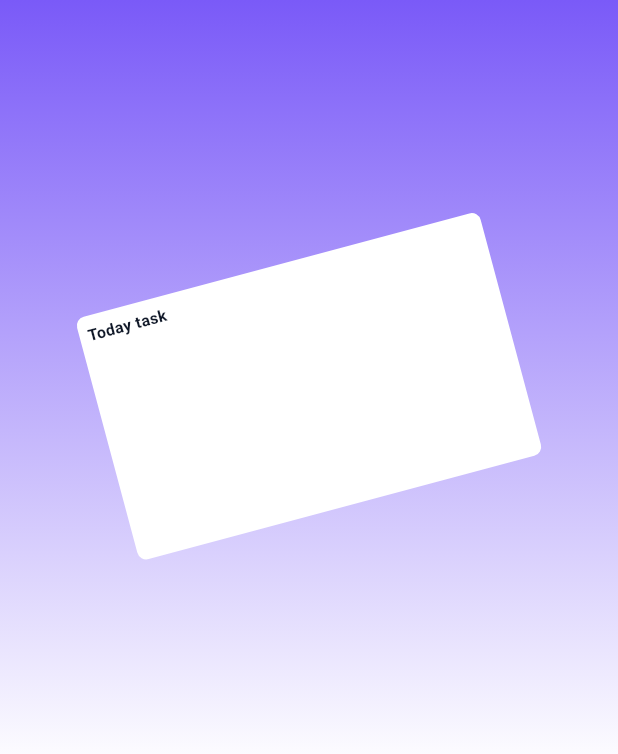
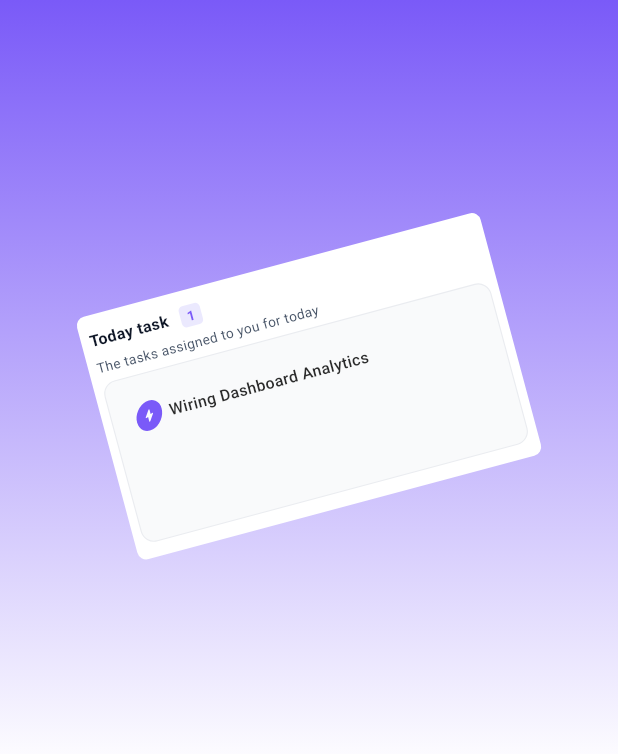
Before and after one commit to rkhang7/hrm, a Flutter app: the screen it shows after launch, on a phone screen of 412 x 824 dp. Shown: the top 754 px of the screen. Run offline on Flutter 3.47's test engine with Material 3 defaults, Android fonts, the phone set to English and light mode, and no system bars; drawn by our look-alikes of skeletonizer; our stand-ins replace flutter_screenutil, flutter_svg, gap, get, google_fonts, hexcolor; Roboto replaces fonts that are missing (NotoSerifKR).

Commit message:
add base svg icon

```diff
--- a/assets/langs/en.json
+++ b/assets/langs/en.json
@@ -1,5 +1,7 @@
 {
     "title": "Hello, World!",
     "message": "Welcome to our Flutter app.",
-    "today_task": "Today task"
+    "today_task": "Today task",
+    "the_tasks_assigned_to_you_for_today": "The tasks assigned to you for today",
+    "wiring_dashboard_analytics": "Wiring Dashboard Analytics"
 }
--- /dev/null
+++ b/lib/commom/widgets/base_svg_icon.dart
@@ -0,0 +1,35 @@
+import 'package:flutter/material.dart';
+import 'package:flutter_svg/svg.dart';
+
+import 'package:skeletonizer/skeletonizer.dart';
+
+import '../../core/theme/pallete.dart';
+
+class BaseSvgIcon extends StatelessWidget {
+  final String assetName;
+  final double? size;
+  final bool? nativeColor;
+  final Color? color;
+  const BaseSvgIcon({
+    super.key,
+    required this.assetName,
+    this.size,
+    this.color,
+    this.nativeColor,
+  });
+
+  @override
+  Widget build(BuildContext context) {
+    return Skeleton.shade(
+      child: SvgPicture.asset(
+        assetName,
+        height: size,
+        width: size,
+        colorFilter: ColorFilter.mode(
+          color ?? Pallete.blackColor,
+          nativeColor == true ? BlendMode.dst : BlendMode.srcIn,
+        ),
+      ),
+    );
+  }
+}
--- a/lib/core/theme/pallete.dart
+++ b/lib/core/theme/pallete.dart
@@ -2,8 +2,12 @@ import 'package:flutter/material.dart';
 import 'package:hexcolor/hexcolor.dart';
 
 class Pallete {
+  static Color purple100Color = HexColor("#EBE9FE");
   static Color purple500Color = HexColor("#7A5AF8");
+  static Color gray100Color = HexColor("#F9FAFB");
+  static Color gray200Color = HexColor("#EAECF0");
   static Color whiteColor = HexColor("#FFFFFF");
   static Color blackColor = HexColor("#000000");
   static Color primaryTextColor = HexColor("#101828");
+  static Color secondTextColor = HexColor("#475467");
 }
--- a/lib/features/authentication/views/pages/sign_up_page.dart
+++ b/lib/features/authentication/views/pages/sign_up_page.dart
@@ -1,11 +1,15 @@
 import 'package:flutter/material.dart';
 import 'package:flutter_screenutil/flutter_screenutil.dart';
+import 'package:gap/gap.dart';
 import 'package:get/get.dart';
 import 'package:get/get_state_manager/src/simple/get_view.dart';
+import 'package:hexcolor/hexcolor.dart';
 import 'package:hrm/commom/pages/base_page.dart';
+import 'package:hrm/commom/widgets/base_svg_icon.dart';
 import 'package:hrm/commom/widgets/base_text.dart';
 import 'package:hrm/core/theme/pallete.dart';
 import 'package:hrm/features/authentication/controllers/sign_up_controller.dart';
+import 'package:hrm/utils/constants/assets_constants.dart';
 import 'package:hrm/utils/constants/spacing_constants.dart';
 
 class SignUpPage extends GetView<SignUpController> {
@@ -44,12 +48,80 @@ class SignUpPage extends GetView<SignUpController> {
                     ),
                     child: Column(
                       crossAxisAlignment: CrossAxisAlignment.start,
+                      mainAxisAlignment: MainAxisAlignment.spaceEvenly,
                       children: [
+                        Row(
+                          spacing: 8.w,
+                          children: [
+                            BaseText(
+                              text: "today_task".tr,
+                              fontWeight: FontWeight.w600,
+                              color: Pallete.primaryTextColor,
+                              fontSize: 11.sp,
+                            ),
+                            Container(
+                              height: 15.sp,
+                              width: 15.sp,
+                              decoration: BoxDecoration(
+                                color: Pallete.purple100Color,
+                                borderRadius: BorderRadius.circular(
+                                  3.15.sp,
+                                ),
+                              ),
+                              child: Center(
+                                child: BaseText(
+                                  text: "1",
+                                  fontWeight: FontWeight.w600,
+                                  color: Pallete.purple500Color,
+                                  fontSize: 9.44.sp,
+                                ),
+                              ),
+                            )
+                          ],
+                        ),
                         BaseText(
-                          text: "today_task".tr,
-                          fontWeight: FontWeight.w600,
-                          color: Pallete.primaryTextColor,
-                          fontSize: 11.sp,
+                          text: 'the_tasks_assigned_to_you_for_today'.tr,
+                          fontSize: 9.44.sp,
+                          color: Pallete.secondTextColor,
+                        ),
+                        Container(
+                          height: 114.8.sp,
+                          padding: EdgeInsets.all(
+                            SpacingConstants.defaultSize,
+                          ),
+                          width: double.infinity,
+                          decoration: BoxDecoration(
+                            color: Pallete.gray100Color,
+                            borderRadius: BorderRadius.circular(
+                              9.44.sp,
+                            ),
+                            border: Border.all(
+                              width: 0.79.sp,
+                              color: Pallete.gray200Color,
+                            ),
+                          ),
+                          child: Column(
+                            children: [
+                              Row(
+                                children: [
+                                  BaseSvgIcon(
+                                    assetName: AssetsConstants.activityIcon,
+                                    color: Pallete.blackColor,
+                                    nativeColor: true,
+                                  ),
+                                  Gap(4.w),
+                                  BaseText(
+                                    text: 'wiring_dashboard_analytics'.tr,
+                                    color: HexColor(
+                                      "#2B2B2B",
+                                    ),
+                                    fontWeight: FontWeight.w500,
+                                    fontSize: 11.sp,
+                                  )
+                                ],
+                              )
+                            ],
+                          ),
                         )
                       ],
                     ),
--- /dev/null
+++ b/lib/utils/constants/assets_constants.dart
@@ -0,0 +1,26 @@
+class AssetsConstants {
+  // static const String _logosPath = 'assets/logos';
+
+  static const String _iconsPath = 'assets/icons';
+  static const String activityIcon = '$_iconsPath/activity.svg';
+
+  ///
+
+  static const String _imagesPath = 'assets/images';
+  static const String skinTypeSelfDiagnosisBannerImage =
+      '$_imagesPath/skin_type_self_diagnosis_banner.png';
+  static const String pharmestheticGoldImage =
+      '$_imagesPath/pharmesthetic_gold.svg';
+  static const String pharmestheticSplashImage =
+      '$_imagesPath/pharmesthetic_splash.png';
+
+  static const String _introPath = 'assets/images/intro';
+  static const String intro01 = '$_introPath/intro01.png';
+  static const String intro02 = '$_introPath/intro02.png';
+  static const String intro03 = '$_introPath/intro03.png';
+  static const String intro04 = '$_introPath/intro04.png';
+  static const String intro05 = '$_introPath/intro05.png';
+  static const String intro06 = '$_introPath/intro06.png';
+  static const String intro07 = '$_introPath/intro07.png';
+  static const String intro08 = '$_introPath/intro08.png';
+}
--- a/pubspec.yaml
+++ b/pubspec.yaml
@@ -40,6 +40,8 @@ dependencies:
   flutter_screenutil: ^5.9.3
   hexcolor: ^3.0.1
   google_fonts: ^6.2.1
+  flutter_svg: ^2.0.17
+  skeletonizer: ^1.4.3
 
 dev_dependencies:
   flutter_test:
@@ -68,6 +70,7 @@ flutter:
     - assets/langs/en.json
     - assets/langs/vi.json
     - assets/langs/ko.json
+    - assets/icons/
 
   # An image asset can refer to one or more resolution-specific "variants", see
   # https://flutter.dev/assets-and-images/#resolution-aware
```
Also changed, not shown: assets/icons/activity.svg (added), pubspec.lock.
